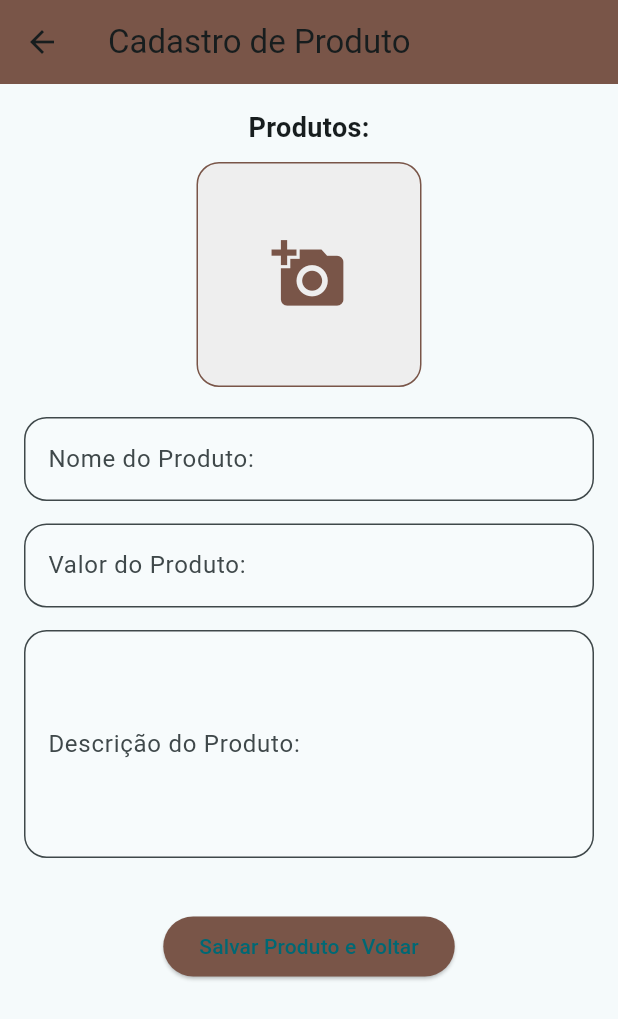
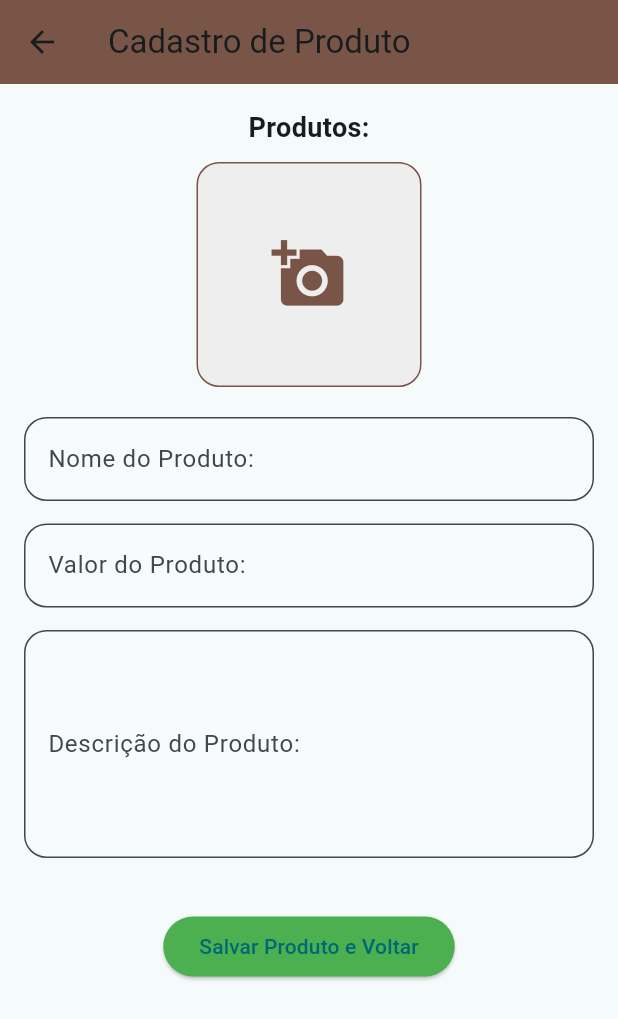
Before and after one commit to Sousajvictor/flutter_cake, a Flutter app: the AdicionarProdutoPage screen opened directly with empty values, on a phone screen of 412 x 824 dp. Shown: the top 1019 px of the screen. Run offline on Flutter 3.47's test engine with Material 3 defaults, Android fonts, the phone set to English and light mode, and no system bars; our stand-ins replace image_picker, sqflite; accounts and stored records are empty.

Commit message:
Atualizando cor

```diff
--- a/lib/screens/home/add_produto.dart
+++ b/lib/screens/home/add_produto.dart
@@ -176,7 +176,7 @@ class _AdicionarProdutoPageState extends State<AdicionarProdutoPage> {
 
               ElevatedButton(
                 onPressed: _salvarProduto,
-                style: ElevatedButton.styleFrom(backgroundColor: Colors.brown),
+                style: ElevatedButton.styleFrom(backgroundColor: Colors.green),
                 child: const Text('Salvar Produto e Voltar'),
               ),
             ],
```
